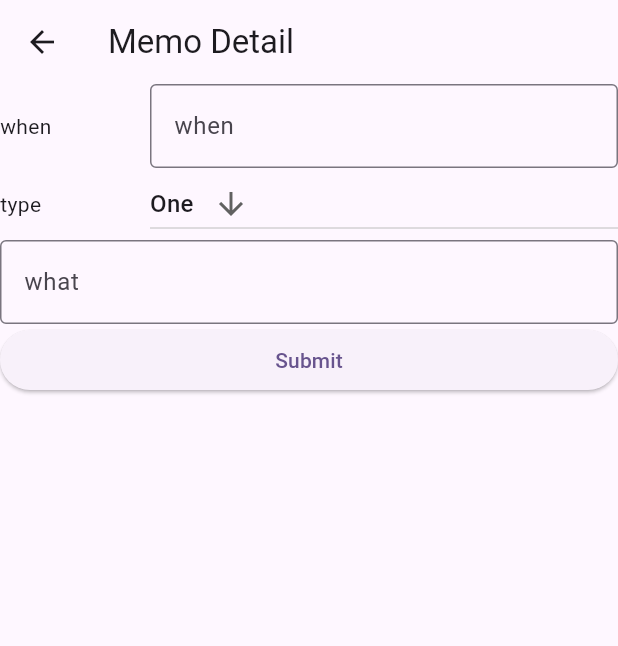
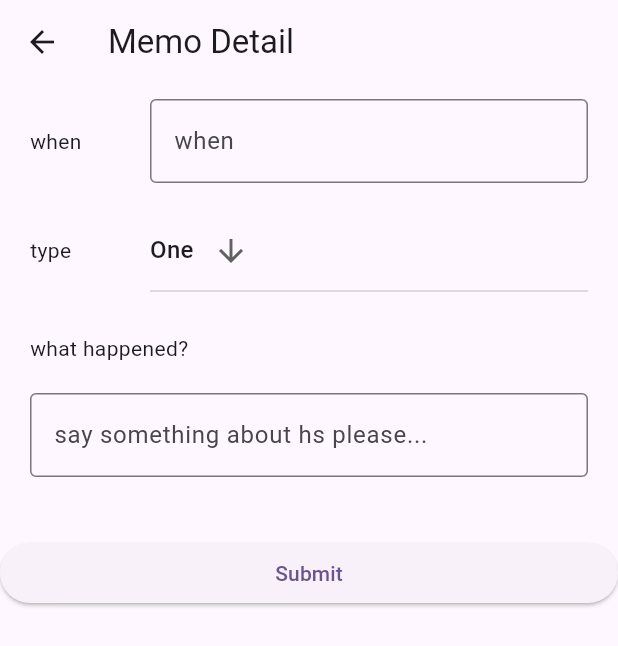
Before and after one commit to lonastation/HS-LIKE, a Flutter app: the MemoInfoTab screen opened directly, on a phone screen of 412 x 824 dp. Shown: the top 646 px of the screen. Run offline on Flutter 3.47's test engine with Material 3 defaults, Android fonts, the phone set to English and light mode, and no system bars; our stand-ins replace sqflite; missing offline and left inert: lunar; accounts and stored records are empty.

Commit message:
memo detail layout

```diff
--- a/lib/memo_info_tab.dart
+++ b/lib/memo_info_tab.dart
@@ -20,11 +20,14 @@ class _MemoInfoTabState extends State<MemoInfoTab> {
       appBar: AppBar(
         title: const Text('Memo Detail'),
       ),
-      body: ListView(
+      body: Column(
+        mainAxisAlignment: MainAxisAlignment.start,
         children: <Widget>[
-          Row(
+          Container(
+            margin: const EdgeInsets.fromLTRB(20, 10, 20, 10),
+            child: const Row(
               children: [
-              SizedBox(width: 100, child: Text('when')),
+                SizedBox(width: 80, child: Text('when')),
                 Expanded(
                   child: TextField(
                     decoration: InputDecoration(
@@ -35,13 +38,17 @@ class _MemoInfoTabState extends State<MemoInfoTab> {
                 ),
               ],
             ),
-          Row(
+          ),
+          Container(
+            margin: const EdgeInsets.fromLTRB(20, 0, 20, 10),
+            child: Row(
               children: [
-              SizedBox(width: 100, child: Text('type')),
+                const SizedBox(width: 80, child: Text('type')),
                 Expanded(
                     child: DropdownButton<String>(
                   value: dropdownValue,
                   icon: const Icon(Icons.arrow_downward),
+                  itemHeight: 70,
                   items: list.map<DropdownMenuItem<String>>((String value) {
                     return DropdownMenuItem<String>(
                       value: value,
@@ -57,19 +64,34 @@ class _MemoInfoTabState extends State<MemoInfoTab> {
                 ))
               ],
             ),
-          Row(
+          ),
+          Container(
+            padding: const EdgeInsets.fromLTRB(20, 10, 20, 10),
+            alignment: Alignment.centerLeft,
+            child: const Text('what happened?'),
+          ),
+          Container(
+            margin: const EdgeInsets.fromLTRB(20, 10, 20, 40),
+            child: const Row(
               children: [
                 Expanded(
                     child: TextField(
                   decoration: InputDecoration(
                     border: OutlineInputBorder(),
-                  labelText: 'what',
+                    labelText: 'say something about hs please...',
                   ),
                   maxLines: null,
                 ))
               ],
             ),
-          ElevatedButton(onPressed: () {}, child: Text('Submit'))
+          ),
+          Row(
+            children: [
+              Expanded(
+                  child: ElevatedButton(
+                      onPressed: () {}, child: const Text('Submit')))
+            ],
+          ),
         ],
       ),
     );
```
Lines whose indentation alone changed are shown as unchanged.
